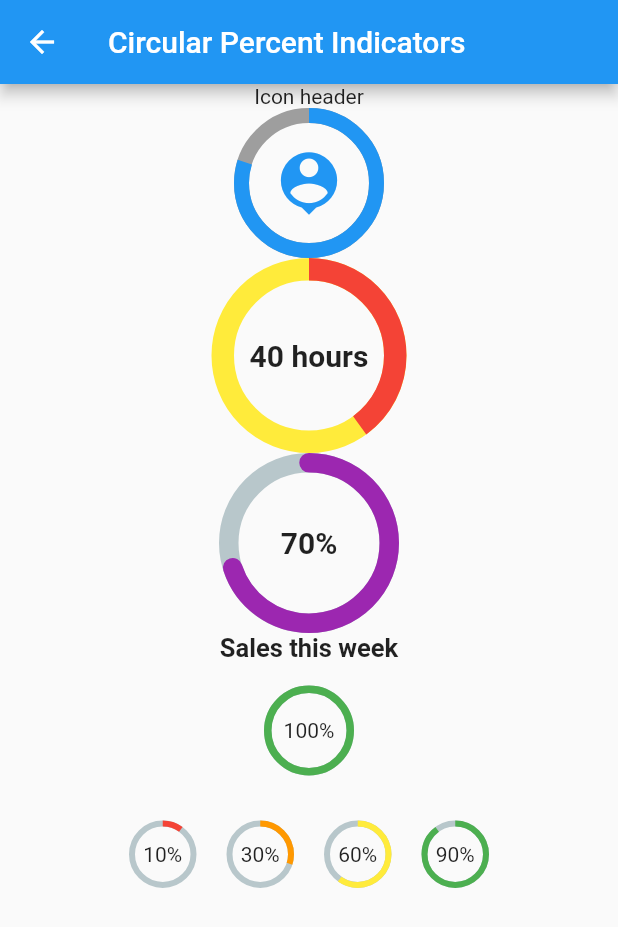
After one commit to MurataKeisuke/flutter_app_for_redux, a Flutter app: the CircularPercentIndicatorScreen screen opened by its route, on a phone screen of 412 x 824 dp. The commit adds this screen. Shown: the top 927 px of the screen. Run offline on Flutter 3.47's test engine with Material 2 defaults, Android fonts, the phone set to English and light mode, and no system bars; drawn by our look-alikes of percent_indicator; our stand-ins replace awesome_dialog, flutter_icons, flutter_redux, redux; missing offline and left inert: redux_logging; statements that could not run were skipped.

Commit message:
[add] percent_indicatorのsample追加
percent_indicatorの使用例を追加

```diff
--- a/lib/models/navigation/navigation.dart
+++ b/lib/models/navigation/navigation.dart
@@ -6,4 +6,7 @@ class AppRoutes {
   static const String homeRoute = '/';
   static const String counterRoute = '/counter';
   static const String awesomeDialogRoute = '/awesome-dialog';
+  static const String percentIndicatorRoute = '/percent-indicator';
+  static const String circularPercentIndicatorRoute = '/circular';
+  static const String linearPercentIndicatorRoute = '/linear';
 }
--- a/lib/router.dart
+++ b/lib/router.dart
@@ -2,7 +2,10 @@ import 'package:flutter/material.dart';
 import 'package:redux_app/models/models.dart';
 import 'package:redux_app/screens/home_screen.dart';
 import 'package:redux_app/screens/counter_screen.dart';
-import 'package:redux_app/screens/awesome_dialog_screen.dart';
+import 'package:redux_app/screens/awesome_dialog/awesome_dialog_screen.dart';
+import 'package:redux_app/screens/percent_indicator/percent_indicator_screen.dart';
+import 'package:redux_app/screens/percent_indicator/circular_percent_indicator_screen.dart';
+import 'package:redux_app/screens/percent_indicator/linear_percent_indicator_screen.dart';
 
 class Router {
   static Route<dynamic> generateRoute(RouteSettings settings) {
@@ -20,6 +23,21 @@ class Router {
       case AppRoutes.awesomeDialogRoute:
         return MainRoute<dynamic>(
           DialogSampleScreen(),
+          settings: settings,
+        );
+      case AppRoutes.percentIndicatorRoute:
+        return MainRoute<dynamic>(
+          PercentIndicatorScreen(),
+          settings: settings,
+        );
+      case AppRoutes.circularPercentIndicatorRoute:
+        return SubRoute<dynamic>(
+          CircularPercentIndicatorScreen(),
+          settings: settings,
+        );
+      case AppRoutes.linearPercentIndicatorRoute:
+        return SubRoute<dynamic>(
+          LinearPercentIndicatorScreen(),
           settings: settings,
         );
       default:
--- /dev/null
+++ b/lib/screens/percent_indicator/circular_percent_indicator_screen.dart
@@ -0,0 +1,119 @@
+import 'package:flutter/material.dart';
+import 'package:percent_indicator/percent_indicator.dart';
+
+class CircularPercentIndicatorScreen extends StatelessWidget {
+  @override
+  Widget build(BuildContext context) {
+    return Scaffold(
+      appBar: AppBar(
+        title: const Text('Circular Percent Indicators'),
+      ),
+      body: Center(
+        child: ListView(
+            children: <Widget>[
+              CircularPercentIndicator(
+                radius: 100,
+                lineWidth: 10,
+                percent: 0.8,
+                header: const Text('Icon header'),
+                center: Icon(
+                  Icons.person_pin,
+                  size: 50,
+                  color: Colors.blue,
+                ),
+                backgroundColor: Colors.grey,
+                progressColor: Colors.blue,
+              ),
+              CircularPercentIndicator(
+                radius: 130,
+                animation: true,
+                animationDuration: 1200,
+                lineWidth: 15,
+                percent: 0.4,
+                center: Text(
+                  '40 hours',
+                  style:
+                  TextStyle(fontWeight: FontWeight.bold, fontSize: 20),
+                ),
+                circularStrokeCap: CircularStrokeCap.butt,
+                backgroundColor: Colors.yellow,
+                progressColor: Colors.red,
+              ),
+              CircularPercentIndicator(
+                radius: 120,
+                lineWidth: 13,
+                animation: true,
+                percent: 0.7,
+                center: Text(
+                  '70%',
+                  style:
+                  TextStyle(fontWeight: FontWeight.bold, fontSize: 20),
+                ),
+                footer: Text(
+                  'Sales this week',
+                  style:
+                  TextStyle(fontWeight: FontWeight.bold, fontSize: 17),
+                ),
+                circularStrokeCap: CircularStrokeCap.round,
+                progressColor: Colors.purple,
+              ),
+              Padding(
+                padding: const EdgeInsets.all(15),
+                child: CircularPercentIndicator(
+                  radius: 60,
+                  lineWidth: 5,
+                  percent: 1,
+                  center: const Text('100%'),
+                  progressColor: Colors.green,
+                ),
+              ),
+              Container(
+                padding: const EdgeInsets.all(15),
+                child: Row(
+                  mainAxisAlignment: MainAxisAlignment.center,
+                  children: <Widget>[
+                    CircularPercentIndicator(
+                      radius: 45,
+                      lineWidth: 4,
+                      percent: 0.10,
+                      center: const Text('10%'),
+                      progressColor: Colors.red,
+                    ),
+                    const Padding(
+                      padding: EdgeInsets.symmetric(horizontal: 10),
+                    ),
+                    CircularPercentIndicator(
+                      radius: 45,
+                      lineWidth: 4,
+                      percent: 0.30,
+                      center: const Text('30%'),
+                      progressColor: Colors.orange,
+                    ),
+                    const Padding(
+                      padding: EdgeInsets.symmetric(horizontal: 10),
+                    ),
+                    CircularPercentIndicator(
+                      radius: 45,
+                      lineWidth: 4,
+                      percent: 0.60,
+                      center: const Text('60%'),
+                      progressColor: Colors.yellow,
+                    ),
+                    const Padding(
+                      padding: EdgeInsets.symmetric(horizontal: 10),
+                    ),
+                    CircularPercentIndicator(
+                      radius: 45,
+                      lineWidth: 4,
+                      percent: 0.90,
+                      center: const Text('90%'),
+                      progressColor: Colors.green,
+                    )
+                  ],
+                ),
+              )
+            ]),
+      ),
+    );
+  }
+}
--- a/pubspec.yaml
+++ b/pubspec.yaml
@@ -35,6 +35,9 @@ dependencies:
 
   # https://pub.dev/packages/flutter_icons#-readme-tab-
   flutter_icons: ^1.0.0+1
+
+  # https://pub.dev/packages/percent_indicator#-installing-tab-
+  percent_indicator: ^2.1.1+1
 
   # The following adds the Cupertino Icons font to your application.
   # Use with the CupertinoIcons class for iOS style icons.
```
Also changed, not shown: lib/screens/home_screen.dart (+15 -5 lines), lib/screens/percent_indicator/linear_percent_indicator_screen.dart (added, +102 -0 lines), lib/screens/percent_indicator/percent_indicator_screen.dart (added, +75 -0 lines), lib/screens/awesome_dialog/awesome_dialog_screen.dart (renamed from lib/screens/awesome_dialog_screen.dart), pubspec.lock.
